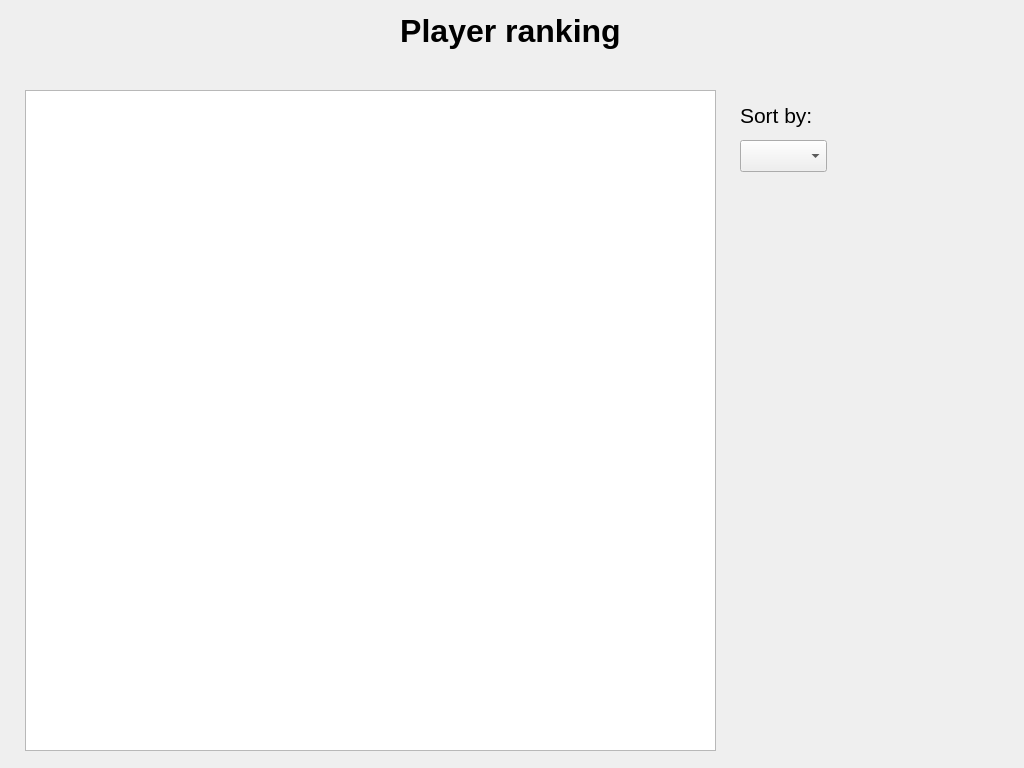
Qt form generated/ui/player_ranking_widget.ui (gkepka/chess-tournament) before a commit.
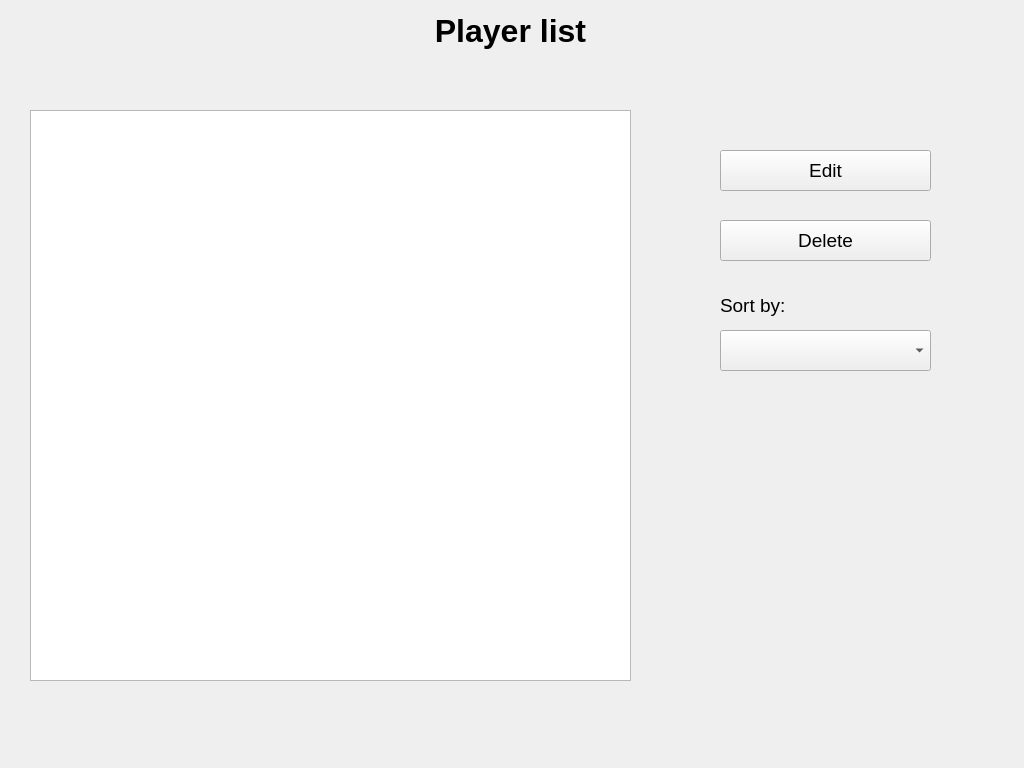
The same form after that commit.

Commit message: Player ranking, deleting player

The edit to the form file:
```diff
--- a/generated/ui/player_ranking_widget.ui
+++ b/generated/ui/player_ranking_widget.ui
@@ -16,9 +16,9 @@
   <widget class="QLabel" name="label">
    <property name="geometry">
     <rect>
-     <x>10</x>
+     <x>0</x>
      <y>10</y>
-     <width>1001</width>
+     <width>1021</width>
      <height>41</height>
     </rect>
    </property>
@@ -30,7 +30,7 @@
     </font>
    </property>
    <property name="text">
-    <string>Player ranking</string>
+    <string>Player list</string>
    </property>
    <property name="alignment">
     <set>Qt::AlignCenter</set>
@@ -39,25 +39,66 @@
   <widget class="QTableWidget" name="ranking_table">
    <property name="geometry">
     <rect>
-     <x>25</x>
-     <y>90</y>
-     <width>691</width>
-     <height>661</height>
+     <x>30</x>
+     <y>110</y>
+     <width>601</width>
+     <height>571</height>
     </rect>
+   </property>
+   <property name="font">
+    <font>
+     <pointsize>14</pointsize>
+    </font>
+   </property>
+  </widget>
+  <widget class="QPushButton" name="edit_button">
+   <property name="geometry">
+    <rect>
+     <x>720</x>
+     <y>150</y>
+     <width>211</width>
+     <height>41</height>
+    </rect>
+   </property>
+   <property name="font">
+    <font>
+     <pointsize>14</pointsize>
+    </font>
+   </property>
+   <property name="text">
+    <string>Edit</string>
+   </property>
+  </widget>
+  <widget class="QPushButton" name="delete_button">
+   <property name="geometry">
+    <rect>
+     <x>720</x>
+     <y>220</y>
+     <width>211</width>
+     <height>41</height>
+    </rect>
+   </property>
+   <property name="font">
+    <font>
+     <pointsize>14</pointsize>
+    </font>
+   </property>
+   <property name="text">
+    <string>Delete</string>
    </property>
   </widget>
   <widget class="QLabel" name="label_2">
    <property name="geometry">
     <rect>
-     <x>740</x>
-     <y>100</y>
-     <width>121</width>
+     <x>720</x>
+     <y>290</y>
+     <width>81</width>
      <height>31</height>
     </rect>
    </property>
    <property name="font">
     <font>
-     <pointsize>16</pointsize>
+     <pointsize>14</pointsize>
     </font>
    </property>
    <property name="text">
@@ -67,12 +108,17 @@
   <widget class="QComboBox" name="select_sort">
    <property name="geometry">
     <rect>
-     <x>740</x>
-     <y>140</y>
-     <width>87</width>
-     <height>32</height>
+     <x>720</x>
+     <y>330</y>
+     <width>211</width>
+     <height>41</height>
     </rect>
    </property>
+   <property name="font">
+    <font>
+     <pointsize>14</pointsize>
+    </font>
+   </property>
   </widget>
  </widget>
  <resources/>
```
Left out of the diff: 8 changed lines with no effect on the pictures. The commit also changes 8 other files.
